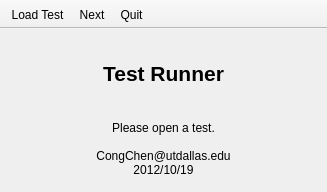
The window that MainWindow.ui (congchenutd/testrunner) describes before a commit, drawn with Qt 5.
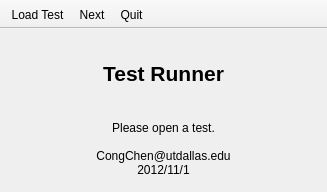
The same window after the commit. Icons and pictures are not drawn.

Commit message: + window stays on top

Diff of the .ui file:
```diff
--- a/MainWindow.ui
+++ b/MainWindow.ui
@@ -42,7 +42,7 @@
        <string>Please open a test.
 
 CongChen@utdallas.edu
-2012/10/19</string>
+2012/11/1</string>
       </property>
       <property name="alignment">
        <set>Qt::AlignCenter</set>
```
The commit also changes 1 other file.
